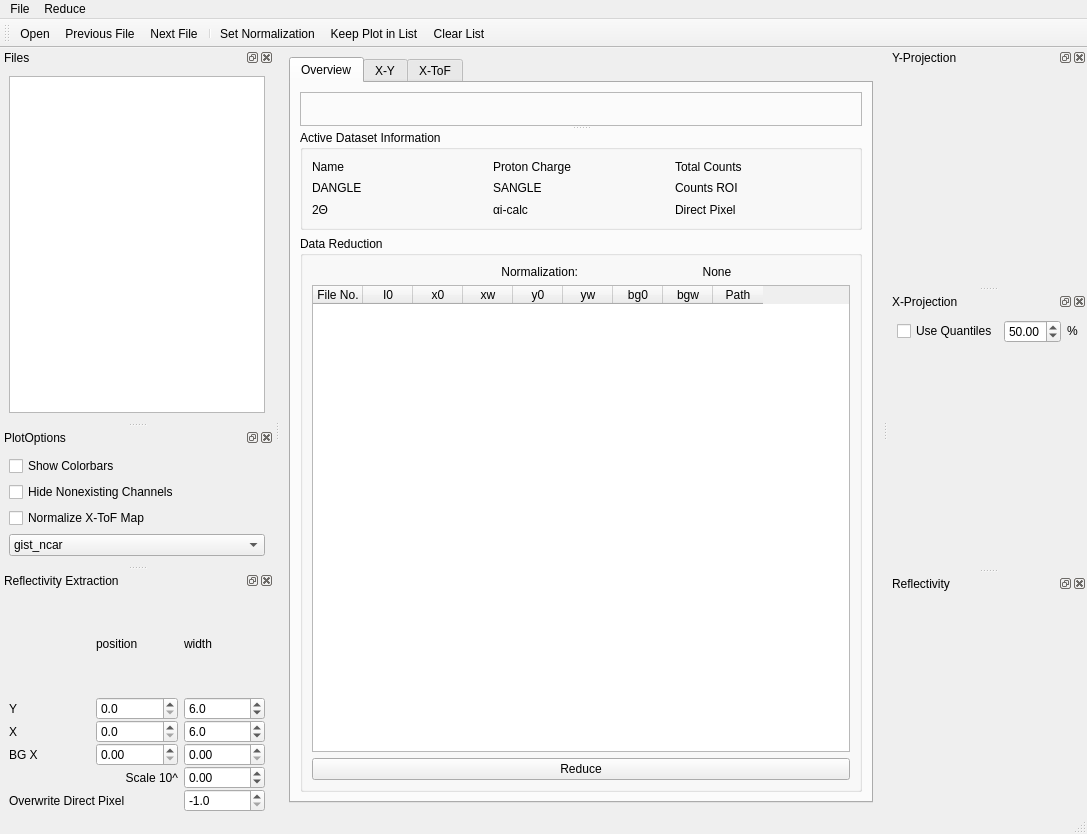
Qt form designer/main_window.ui (aglavic/quicknxs) before a commit.
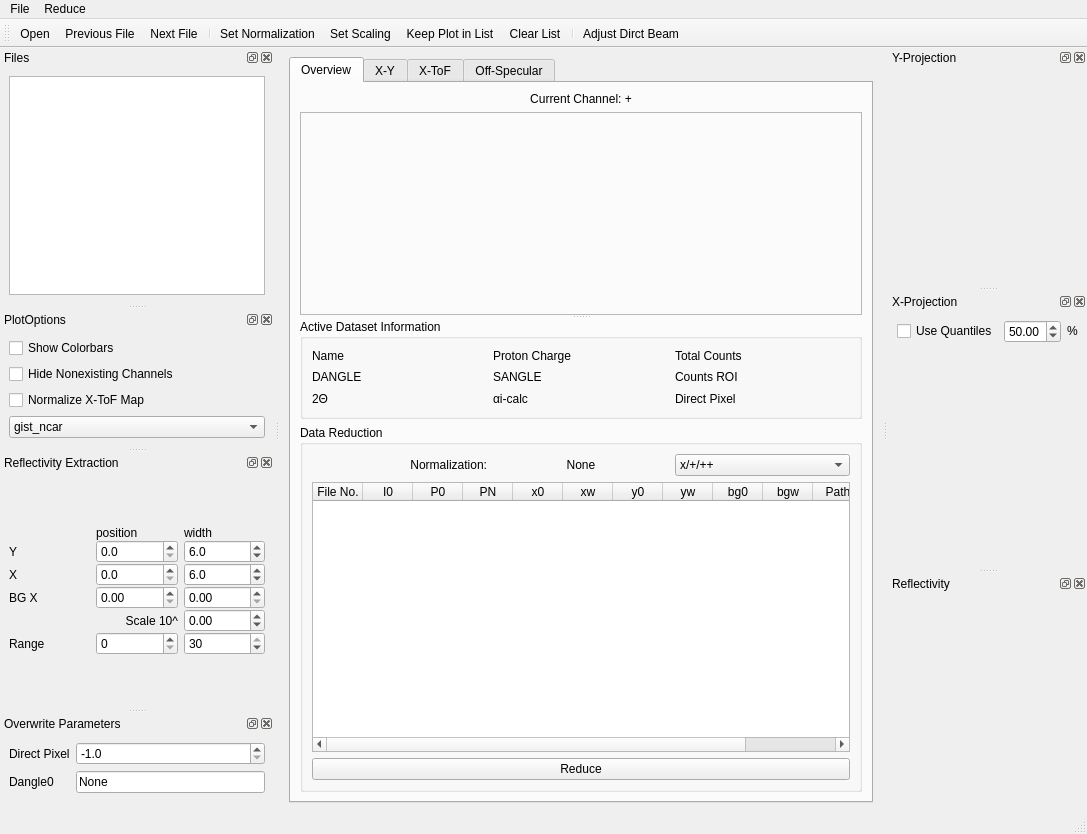
The same form after that commit. Icons and pictures are not drawn. Custom widgets are drawn as their Qt base class.

Commit message: -Add offspecular -Additional parameters for extraction -GUI improvements

Patch:
```diff
--- a/designer/main_window.ui
+++ b/designer/main_window.ui
@@ -30,6 +30,16 @@
         <string>Overview</string>
        </attribute>
        <layout class="QVBoxLayout" name="verticalLayout_13">
+        <item>
+         <widget class="QLabel" name="currentChannel">
+          <property name="text">
+           <string>Current Channel: +</string>
+          </property>
+          <property name="alignment">
+           <set>Qt::AlignCenter</set>
+          </property>
+         </widget>
+        </item>
         <item>
          <widget class="QSplitter" name="splitter">
           <property name="orientation">
@@ -51,6 +61,12 @@
                 <verstretch>0</verstretch>
                </sizepolicy>
               </property>
+              <property name="minimumSize">
+               <size>
+                <width>0</width>
+                <height>150</height>
+               </size>
+              </property>
              </widget>
             </item>
             <item>
@@ -61,6 +77,12 @@
                 <verstretch>0</verstretch>
                </sizepolicy>
               </property>
+              <property name="minimumSize">
+               <size>
+                <width>0</width>
+                <height>150</height>
+               </size>
+              </property>
              </widget>
             </item>
            </layout>
@@ -297,7 +319,7 @@
                <item row="3" column="6">
                 <widget class="QLabel" name="datasetDirectPixel">
                  <property name="text">
-                  <string>      </string>
+                  <string/>
                  </property>
                 </widget>
                </item>
@@ -332,6 +354,36 @@
                    </property>
                   </widget>
                  </item>
+                 <item>
+                  <widget class="QComboBox" name="selectedChannel">
+                   <property name="sizePolicy">
+                    <sizepolicy hsizetype="Preferred" vsizetype="Fixed">
+                     <horstretch>0</horstretch>
+                     <verstretch>0</verstretch>
+                    </sizepolicy>
+                   </property>
+                   <item>
+                    <property name="text">
+                     <string>x/+/++</string>
+                    </property>
+                   </item>
+                   <item>
+                    <property name="text">
+                     <string>-/--</string>
+                    </property>
+                   </item>
+                   <item>
+                    <property name="text">
+                     <string>+-</string>
+                    </property>
+                   </item>
+                   <item>
+                    <property name="text">
+                     <string>-+</string>
+                    </property>
+                   </item>
+                  </widget>
+                 </item>
                 </layout>
                </item>
                <item>
@@ -348,11 +400,17 @@
                  <property name="rowCount">
                   <number>0</number>
                  </property>
+                 <attribute name="horizontalHeaderVisible">
+                  <bool>true</bool>
+                 </attribute>
                  <attribute name="horizontalHeaderDefaultSectionSize">
                   <number>50</number>
                  </attribute>
                  <attribute name="horizontalHeaderMinimumSectionSize">
-                  <number>35</number>
+                  <number>25</number>
+                 </attribute>
+                 <attribute name="horizontalHeaderStretchLastSection">
+                  <bool>true</bool>
                  </attribute>
                  <attribute name="verticalHeaderVisible">
                   <bool>false</bool>
@@ -373,6 +431,22 @@
                    <string>Scaling Factor</string>
                   </property>
                  </column>
+                 <column>
+                  <property name="text">
+                   <string>P0</string>
+                  </property>
+                  <property name="toolTip">
+                   <string>First Point</string>
+                  </property>
+                 </column>
+                 <column>
+                  <property name="text">
+                   <string>PN</string>
+                  </property>
+                  <property name="toolTip">
+                   <string>Last Point</string>
+                  </property>
+                 </column>
                  <column>
                   <property name="text">
                    <string>x0</string>
@@ -420,6 +494,22 @@
                    <string>Path</string>
                   </property>
                  </column>
+                 <column>
+                  <property name="text">
+                   <string>DP</string>
+                  </property>
+                  <property name="toolTip">
+                   <string>DirectPixel</string>
+                  </property>
+                 </column>
+                 <column>
+                  <property name="text">
+                   <string>TTH</string>
+                  </property>
+                  <property name="toolTip">
+                   <string>Two Theta of Detector Arm</string>
+                  </property>
+                 </column>
                 </widget>
                </item>
                <item>
@@ -580,6 +670,16 @@
         </item>
        </layout>
       </widget>
+      <widget class="QWidget" name="tab_3">
+       <attribute name="title">
+        <string>Off-Specular</string>
+       </attribute>
+       <layout class="QVBoxLayout" name="verticalLayout_14">
+        <item>
+         <widget class="MPLWidget" name="offspec" native="true"/>
+        </item>
+       </layout>
+      </widget>
      </widget>
     </item>
    </layout>
@@ -843,21 +943,21 @@
      <property name="verticalSpacing">
       <number>0</number>
      </property>
-     <item row="2" column="0">
+     <item row="3" column="0">
       <widget class="QLabel" name="label_4">
        <property name="text">
         <string>X</string>
        </property>
       </widget>
      </item>
-     <item row="1" column="0">
+     <item row="2" column="0">
       <widget class="QLabel" name="label_3">
        <property name="text">
         <string>Y</string>
        </property>
       </widget>
      </item>
-     <item row="4" column="0" colspan="2">
+     <item row="5" column="0" colspan="2">
       <widget class="QLabel" name="label_5">
        <property name="text">
         <string>Scale 10^</string>
@@ -867,20 +967,20 @@
        </property>
       </widget>
      </item>
-     <item row="1" column="2">
-      <widget class="QDoubleSpinBox" name="refYWidth">
-       <property name="decimals">
-        <number>1</number>
-       </property>
-       <property name="minimum">
-        <double>1.000000000000000</double>
-       </property>
-       <property name="value">
-        <double>6.000000000000000</double>
-       </property>
-      </widget>
-     </item>
      <item row="2" column="2">
+      <widget class="QDoubleSpinBox" name="refYWidth">
+       <property name="decimals">
+        <number>1</number>
+       </property>
+       <property name="minimum">
+        <double>1.000000000000000</double>
+       </property>
+       <property name="value">
+        <double>6.000000000000000</double>
+       </property>
+      </widget>
+     </item>
+     <item row="3" column="2">
       <widget class="QDoubleSpinBox" name="refXWidth">
        <property name="decimals">
         <number>1</number>
@@ -893,7 +993,7 @@
        </property>
       </widget>
      </item>
-     <item row="4" column="2">
+     <item row="5" column="2">
       <widget class="QDoubleSpinBox" name="refScale">
        <property name="decimals">
         <number>2</number>
@@ -912,7 +1012,7 @@
        </property>
       </widget>
      </item>
-     <item row="1" column="1">
+     <item row="2" column="1">
       <widget class="QDoubleSpinBox" name="refYPos">
        <property name="decimals">
         <number>1</number>
@@ -922,66 +1022,96 @@
        </property>
       </widget>
      </item>
-     <item row="0" column="2">
+     <item row="1" column="2">
       <widget class="QLabel" name="label_2">
        <property name="text">
         <string>width</string>
        </property>
+       <property name="alignment">
+        <set>Qt::AlignBottom|Qt::AlignLeading|Qt::AlignLeft</set>
+       </property>
       </widget>
      </item>
-     <item row="0" column="1">
+     <item row="1" column="1">
       <widget class="QLabel" name="label">
        <property name="text">
         <string>position</string>
        </property>
-      </widget>
-     </item>
-     <item row="2" column="1">
-      <widget class="QDoubleSpinBox" name="refXPos">
-       <property name="decimals">
-        <number>1</number>
-       </property>
-       <property name="maximum">
-        <double>400.000000000000000</double>
+       <property name="alignment">
+        <set>Qt::AlignBottom|Qt::AlignLeading|Qt::AlignLeft</set>
        </property>
       </widget>
      </item>
      <item row="3" column="1">
+      <widget class="QDoubleSpinBox" name="refXPos">
+       <property name="decimals">
+        <number>1</number>
+       </property>
+       <property name="maximum">
+        <double>400.000000000000000</double>
+       </property>
+      </widget>
+     </item>
+     <item row="4" column="1">
       <widget class="QDoubleSpinBox" name="bgCenter"/>
      </item>
-     <item row="3" column="2">
+     <item row="4" column="2">
       <widget class="QDoubleSpinBox" name="bgWidth"/>
      </item>
-     <item row="3" column="0">
+     <item row="4" column="0">
       <widget class="QLabel" name="label_6">
        <property name="text">
         <string>BG X</string>
        </property>
       </widget>
      </item>
-     <item row="5" column="2">
-      <widget class="QDoubleSpinBox" name="directPixelOverwrite">
-       <property name="decimals">
-        <number>1</number>
+     <item row="0" column="1">
+      <spacer name="verticalSpacer_2">
+       <property name="orientation">
+        <enum>Qt::Vertical</enum>
        </property>
-       <property name="minimum">
-        <double>-1.000000000000000</double>
+       <property name="sizeHint" stdset="0">
+        <size>
+         <width>20</width>
+         <height>40</height>
+        </size>
        </property>
-       <property name="maximum">
-        <double>300.000000000000000</double>
+      </spacer>
+     </item>
+     <item row="7" column="1">
+      <spacer name="verticalSpacer">
+       <property name="orientation">
+        <enum>Qt::Vertical</enum>
        </property>
-       <property name="singleStep">
-        <double>1.000000000000000</double>
+       <property name="sizeHint" stdset="0">
+        <size>
+         <width>20</width>
+         <height>40</height>
+        </size>
        </property>
-       <property name="value">
-        <double>-1.000000000000000</double>
-       </property>
-      </widget>
+      </spacer>
      </item>
-     <item row="5" column="0" colspan="2">
-      <widget class="QLabel" name="label_18">
+     <item row="6" column="0">
+      <widget class="QLabel" name="label_20">
        <property name="text">
-        <string>Overwrite Direct Pixel</string>
+        <string>Range</string>
+       </property>
+      </widget>
+     </item>
+     <item row="6" column="1">
+      <widget class="QSpinBox" name="rangeStart">
+       <property name="maximum">
+        <number>30</number>
+       </property>
+      </widget>
+     </item>
+     <item row="6" column="2">
+      <widget class="QSpinBox" name="rangeEnd">
+       <property name="maximum">
+        <number>30</number>
+       </property>
+       <property name="value">
+        <number>30</number>
        </property>
       </widget>
      </item>
@@ -1003,8 +1133,75 @@
    <addaction name="actionNext_File"/>
    <addaction name="separator"/>
    <addaction name="actionNorm"/>
+   <addaction name="actionNormalizeScaling"/>
    <addaction name="actionAddPlot"/>
    <addaction name="actionClear"/>
+   <addaction name="separator"/>
+   <addaction name="actionAdjust_Dirct_Beam"/>
+  </widget>
+  <widget class="QDockWidget" name="dockWidget_7">
+   <property name="windowTitle">
+    <string>Overwrite Parameters</string>
+   </property>
+   <attribute name="dockWidgetArea">
+    <number>1</number>
+   </attribute>
+   <widget class="QWidget" name="dockWidgetContents_7">
+    <layout class="QFormLayout" name="formLayout">
+     <item row="0" column="0">
+      <widget class="QLabel" name="label_18">
+       <property name="text">
+        <string>Direct Pixel</string>
+       </property>
+      </widget>
+     </item>
+     <item row="0" column="1">
+      <widget class="QDoubleSpinBox" name="directPixelOverwrite">
+       <property name="sizePolicy">
+        <sizepolicy hsizetype="Preferred" vsizetype="Fixed">
+         <horstretch>0</horstretch>
+         <verstretch>0</verstretch>
+        </sizepolicy>
+       </property>
+       <property name="decimals">
+        <number>1</number>
+       </property>
+       <property name="minimum">
+        <double>-1.000000000000000</double>
+       </property>
+       <property name="maximum">
+        <double>304.000000000000000</double>
+       </property>
+       <property name="singleStep">
+        <double>1.000000000000000</double>
+       </property>
+       <property name="value">
+        <double>-1.000000000000000</double>
+       </property>
+      </widget>
+     </item>
+     <item row="1" column="0">
+      <widget class="QLabel" name="label_19">
+       <property name="text">
+        <string>Dangle0</string>
+       </property>
+      </widget>
+     </item>
+     <item row="1" column="1">
+      <widget class="QLineEdit" name="dangle0Overwrite">
+       <property name="sizePolicy">
+        <sizepolicy hsizetype="Preferred" vsizetype="Fixed">
+         <horstretch>0</horstretch>
+         <verstretch>0</verstretch>
+        </sizepolicy>
+       </property>
+       <property name="text">
+        <string>None</string>
+       </property>
+      </widget>
+     </item>
+    </layout>
+   </widget>
   </widget>
   <action name="actionOpen">
    <property name="icon">
@@ -1099,6 +1296,28 @@
     <string>Remove all plots from data reduction list</string>
    </property>
   </action>
+  <action name="actionAdjust_Dirct_Beam">
+   <property name="icon">
+    <iconset theme="go-top"/>
+   </property>
+   <property name="text">
+    <string>Adjust Dirct Beam</string>
+   </property>
+   <property name="toolTip">
+    <string>Use active dataset to set overwrite parameters for direct pixel and Dangle0</string>
+   </property>
+  </action>
+  <action name="actionNormalizeScaling">
+   <property name="icon">
+    <iconset theme="object-flip-vertical"/>
+   </property>
+   <property name="text">
+    <string>Set Scaling</string>
+   </property>
+   <property name="toolTip">
+    <string>Get normalization scale from total reflection</string>
+   </property>
+  </action>
  </widget>
  <customwidgets>
   <customwidget>
```
Left out of the diff: 188 changed lines with no effect on the pictures. The commit also changes 9 other files.
